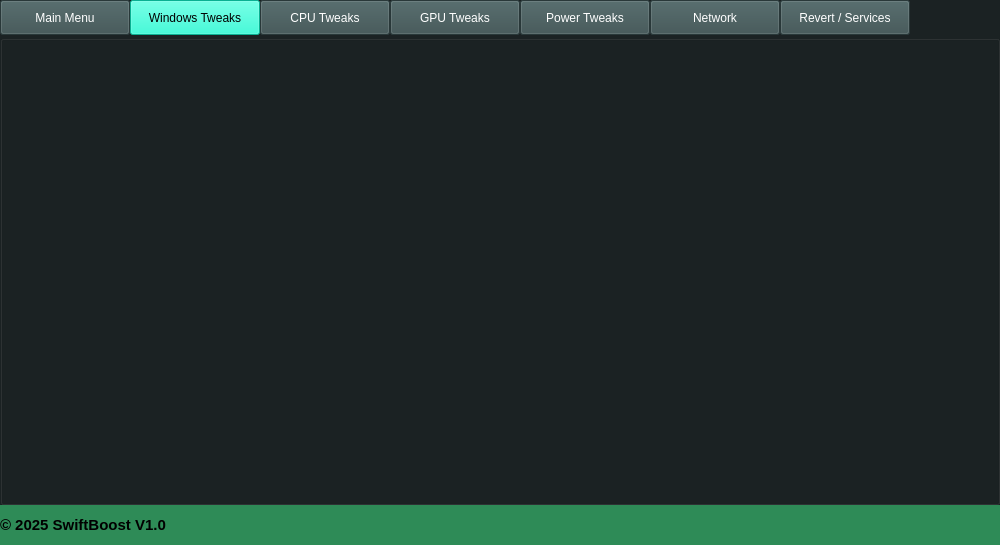
Before: the Qt Designer form mainwindow.ui in alexhebri/SwiftBoost, drawn with Qt 5.
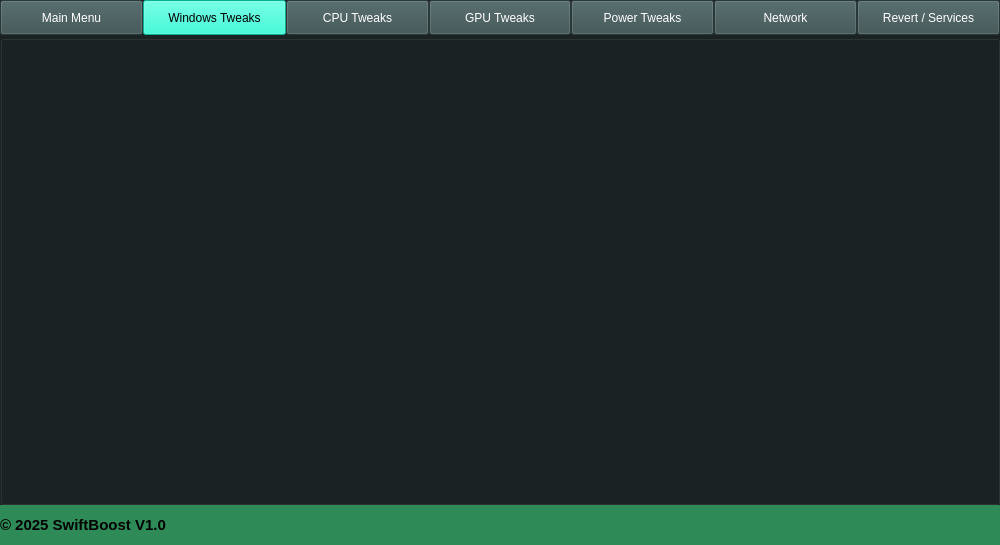
After: the same form once the commit is applied.

The edit to the form file:
```diff
--- a/mainwindow.ui
+++ b/mainwindow.ui
@@ -63,7 +63,7 @@
         </property>
         <property name="maximumSize">
          <size>
-          <width>130</width>
+          <width>145</width>
           <height>35</height>
          </size>
         </property>
@@ -86,7 +86,7 @@
         </property>
         <property name="maximumSize">
          <size>
-          <width>130</width>
+          <width>145</width>
           <height>35</height>
          </size>
         </property>
@@ -112,7 +112,7 @@
         </property>
         <property name="maximumSize">
          <size>
-          <width>130</width>
+          <width>145</width>
           <height>35</height>
          </size>
         </property>
@@ -135,7 +135,7 @@
         </property>
         <property name="maximumSize">
          <size>
-          <width>130</width>
+          <width>145</width>
           <height>35</height>
          </size>
         </property>
@@ -158,7 +158,7 @@
         </property>
         <property name="maximumSize">
          <size>
-          <width>130</width>
+          <width>145</width>
           <height>35</height>
          </size>
         </property>
@@ -184,7 +184,7 @@
         </property>
         <property name="maximumSize">
          <size>
-          <width>130</width>
+          <width>145</width>
           <height>35</height>
          </size>
         </property>
@@ -207,7 +207,7 @@
         </property>
         <property name="maximumSize">
          <size>
-          <width>130</width>
+          <width>145</width>
           <height>35</height>
          </size>
         </property>
@@ -223,19 +223,6 @@
         </property>
        </widget>
       </item>
-      <item>
-       <spacer name="horizontalSpacer">
-        <property name="orientation">
-         <enum>Qt::Orientation::Horizontal</enum>
-        </property>
-        <property name="sizeHint" stdset="0">
-         <size>
-          <width>40</width>
-          <height>20</height>
-         </size>
-        </property>
-       </spacer>
-      </item>
      </layout>
     </item>
     <item>
```
